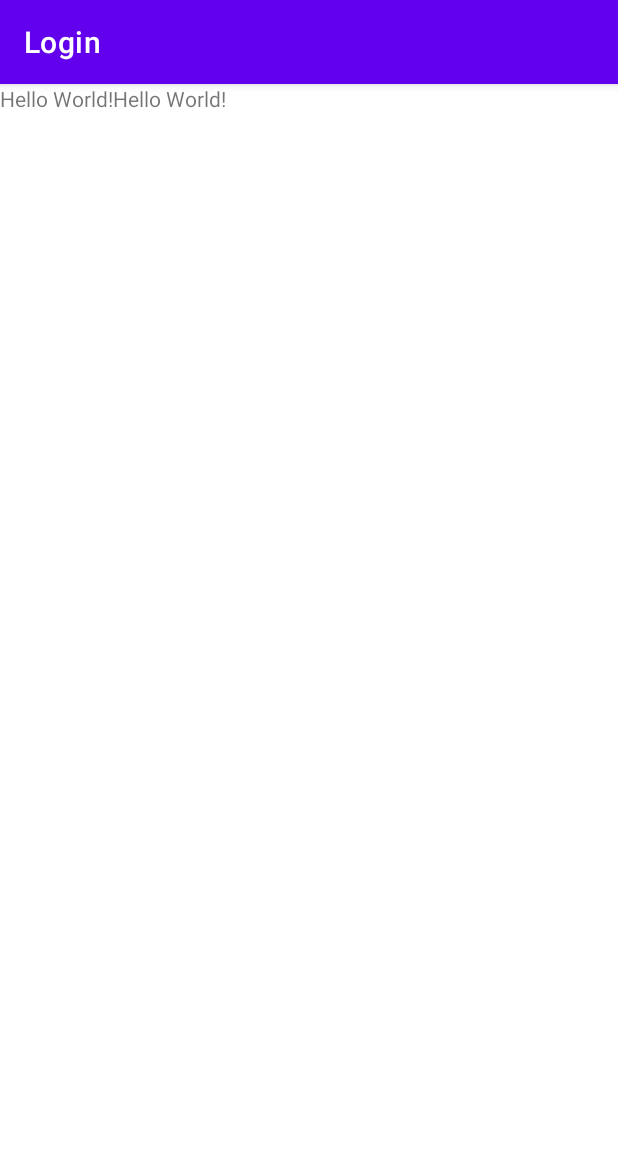
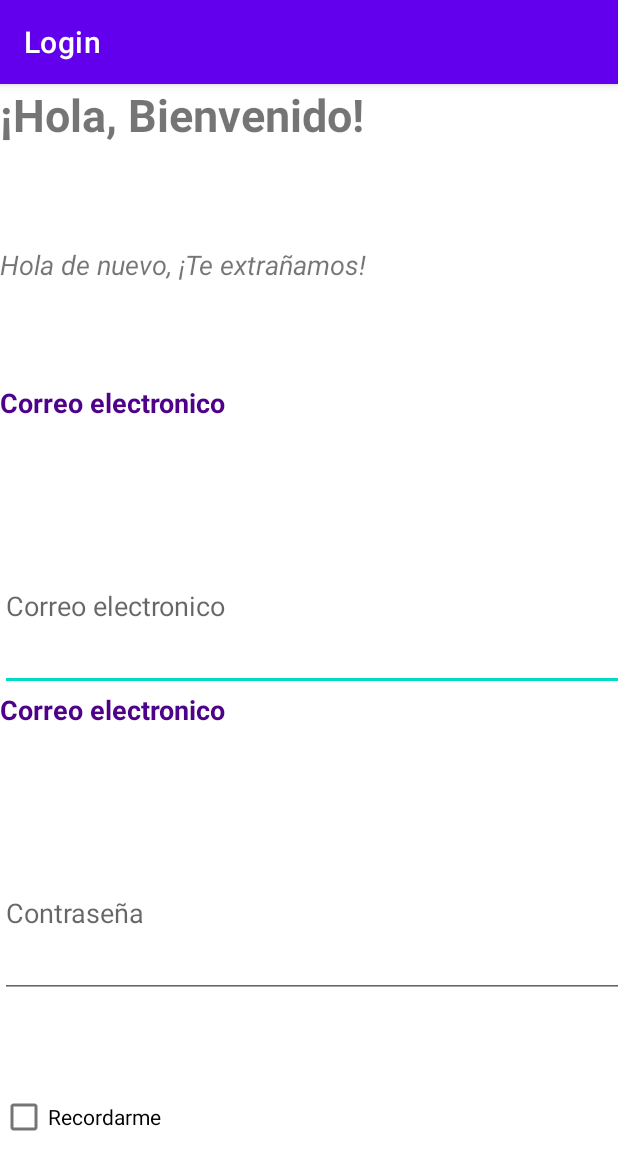
Before and after one commit to ReinaLeonel/AplicacionesMoviles, an Android app: the screen it shows after launch (MainActivity), on a phone screen of 412 x 824 dp. Shown: the top 1170 px of the screen. Run offline under Robolectric (Android 15) with nearby library versions, the phone set to English and light mode, and no system bars.

Commit message:
Avance login

```diff
--- a/Tarea02/Login/app/src/main/res/layout/activity_main.xml
+++ b/Tarea02/Login/app/src/main/res/layout/activity_main.xml
@@ -1,36 +1,137 @@
 <?xml version="1.0" encoding="utf-8"?>
-<androidx.constraintlayout.widget.ConstraintLayout xmlns:android="http://schemas.android.com/apk/res/android"
+<androidx.constraintlayout.widget.ConstraintLayout
+    xmlns:android="http://schemas.android.com/apk/res/android"
     xmlns:app="http://schemas.android.com/apk/res-auto"
     xmlns:tools="http://schemas.android.com/tools"
     android:layout_width="match_parent"
     android:layout_height="match_parent"
     tools:context=".MainActivity">
 
-    <GridLayout
+    <androidx.gridlayout.widget.GridLayout
+        android:id="@+id/gridLayoutLogin"
         android:layout_width="match_parent"
-        android:layout_height="match_parent">
+        android:layout_height="match_parent"
+        app:columnCount="2"
+        app:layout_constraintBottom_toTopOf="parent"
+        app:layout_constraintLeft_toLeftOf="parent"
+        app:layout_constraintRight_toRightOf="parent"
+        app:layout_constraintTop_toTopOf="parent"
+        app:orientation="horizontal"
+        app:rowCount="11">
 
 
         <TextView
             android:layout_width="wrap_content"
             android:layout_height="wrap_content"
-            android:text="Hello World!"
+            android:text="¡Hola, Bienvenido!"
             app:layout_constraintBottom_toBottomOf="parent"
             app:layout_constraintEnd_toEndOf="parent"
             app:layout_constraintStart_toStartOf="parent"
-            app:layout_constraintTop_toTopOf="parent" />
+            app:layout_constraintTop_toTopOf="parent"
+            app:layout_row="0"
+            app:layout_column="0"
+            app:layout_columnWeight="1"
+            app:layout_rowWeight="1"
+            android:textStyle="bold"
+            android:textSize="30sp"/>
 
         <TextView
             android:layout_width="wrap_content"
             android:layout_height="wrap_content"
-            android:text="Hello World!"
+            android:text="Hola de nuevo, ¡Te extrañamos!"
             app:layout_constraintBottom_toBottomOf="parent"
             app:layout_constraintEnd_toEndOf="parent"
             app:layout_constraintStart_toStartOf="parent"
-            app:layout_constraintTop_toTopOf="parent" />
+            app:layout_constraintTop_toTopOf="parent"
+            app:layout_row="1"
+            app:layout_column="0"
+            app:layout_columnWeight="1"
+            app:layout_rowWeight="1"
+            android:textStyle="italic"
+            android:textSize="18sp"/>
 
-    </GridLayout>
+        <TextView
+            android:layout_width="wrap_content"
+            android:layout_height="wrap_content"
+            android:text="Correo electronico"
+            app:layout_constraintBottom_toBottomOf="parent"
+            app:layout_constraintEnd_toEndOf="parent"
+            app:layout_constraintStart_toStartOf="parent"
+            app:layout_constraintTop_toTopOf="parent"
+            app:layout_row="2"
+            app:layout_column="0"
+            app:layout_columnWeight="1"
+            app:layout_rowWeight="1"
+            android:textStyle="bold"
+            android:textColor="#4E0189"
+            android:textSize="18sp"/>
 
+        <EditText
+            android:id="@+id/edEmail"
+            android:layout_width="wrap_content"
+            android:layout_height="wrap_content"
+            app:layout_row="3"
+            app:layout_column="0"
+            app:layout_columnWeight="1"
+            app:layout_rowWeight="1"
+            android:hint="Correo electronico"
+            android:inputType="text" />
+
+        <TextView
+            android:layout_width="wrap_content"
+            android:layout_height="wrap_content"
+            android:text="Correo electronico"
+            app:layout_constraintBottom_toBottomOf="parent"
+            app:layout_constraintEnd_toEndOf="parent"
+            app:layout_constraintStart_toStartOf="parent"
+            app:layout_constraintTop_toTopOf="parent"
+            app:layout_row="4"
+            app:layout_column="0"
+            app:layout_columnWeight="1"
+            app:layout_rowWeight="1"
+            android:textStyle="bold"
+            android:textColor="#4E0189"
+            android:textSize="18sp"/>
+
+        <EditText
+            android:id="@+id/edContraseña"
+            android:layout_width="wrap_content"
+            android:layout_height="wrap_content"
+            app:layout_row="5"
+            app:layout_column="0"
+            app:layout_columnWeight="1"
+            app:layout_rowWeight="1"
+            android:hint="Contraseña"
+            android:inputType="textPassword" />
+
+        <CheckBox android:id="@+id/cboRecordar"
+            android:layout_width="wrap_content"
+            android:layout_height="wrap_content"
+            android:text="Recordarme"
+            android:onClick="onCheckboxClicked"
+            app:layout_row="6"
+            app:layout_column="0"
+            app:layout_columnWeight="1"
+            app:layout_rowWeight="1"/>
+
+        <TextView
+            android:layout_width="wrap_content"
+            android:layout_height="wrap_content"
+            android:text="¿Olvidaste la contraseña?"
+            app:layout_constraintBottom_toBottomOf="parent"
+            app:layout_constraintEnd_toEndOf="parent"
+            app:layout_constraintStart_toStartOf="parent"
+            app:layout_constraintTop_toTopOf="parent"
+            app:layout_row="6"
+            app:layout_column="1"
+            app:layout_columnWeight="2"
+            app:layout_rowWeight="2"
+            android:textStyle="bold"
+            android:textColor="#FB344F"
+            android:textSize="18sp"/>
+
+
+    </androidx.gridlayout.widget.GridLayout>
 
 
 </androidx.constraintlayout.widget.ConstraintLayout>
```
Also changed, not shown: 1 other file.
